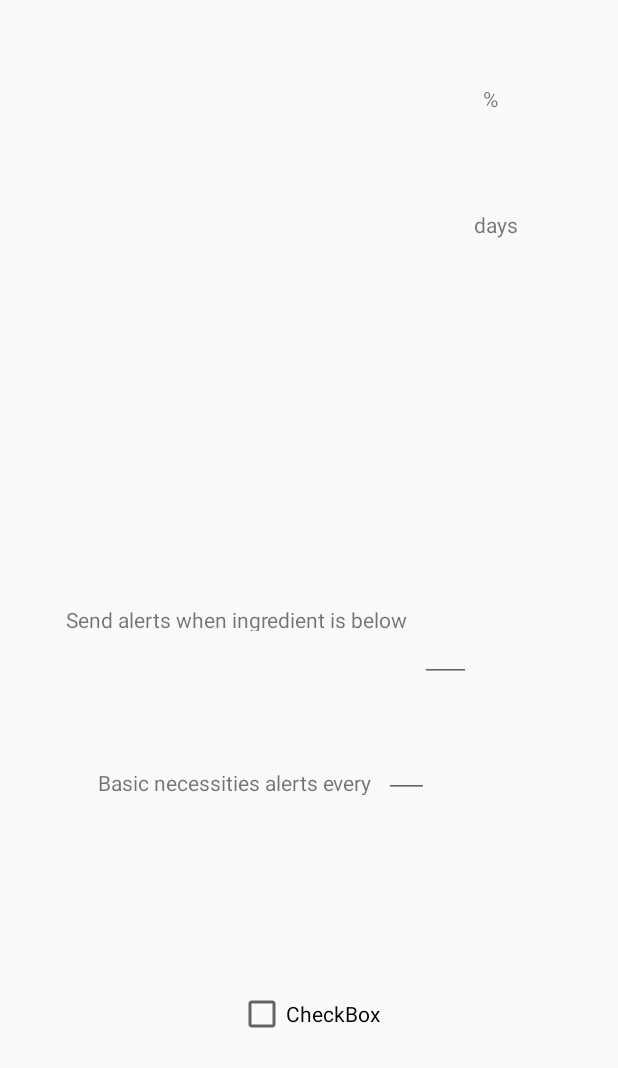
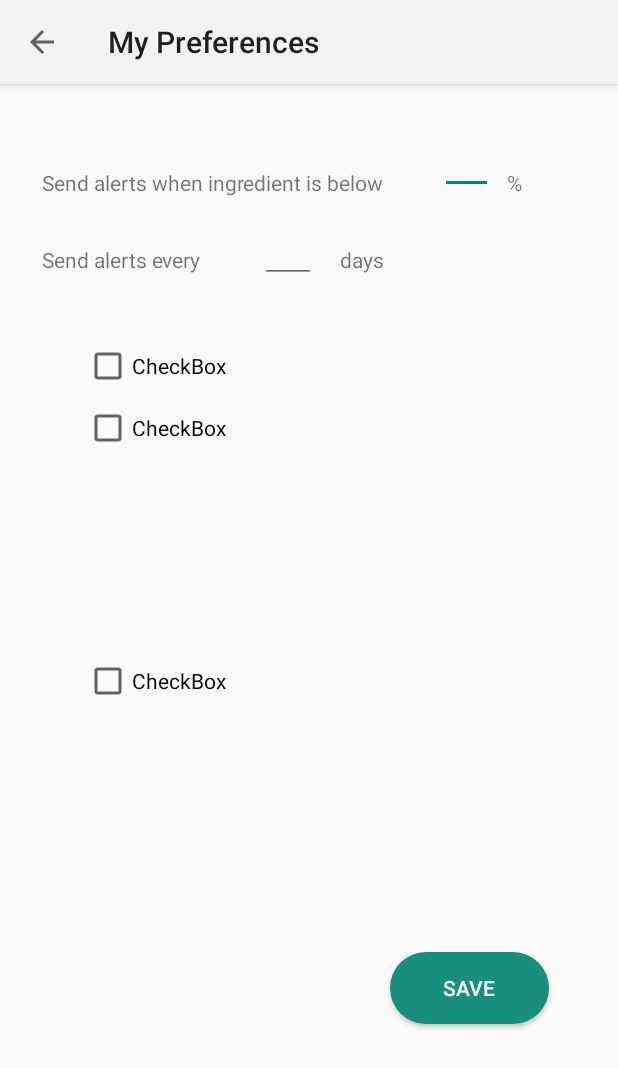
Before and after one commit to TeamFoodie/epantry, an Android app: the MyPreferencesActivity screen opened directly, with no data from a screen before it, on a phone screen of 412 x 824 dp. Shown: the top 1068 px of the screen. Run offline under Robolectric (Android 15) with nearby library versions, the phone set to English and light mode, and no system bars.

Commit message:
Base UI of MyPreferences class, navigation drawer now links to MyPreferences activity screen

```diff
--- a/epantry/app/src/main/AndroidManifest.xml
+++ b/epantry/app/src/main/AndroidManifest.xml
@@ -32,7 +32,10 @@
                 <category android:name="android.intent.category.LAUNCHER" />
             </intent-filter>
         </activity>
-        <activity android:name=".MyPreferencesActivity"></activity>
+        <activity android:name=".MyPreferencesActivity"
+            android:label="@string/app_name"
+            android:theme="@style/AppTheme">
+        </activity>
         <activity android:name=".PantryScannerActivity"></activity>
         <activity android:name=".SignupFormActivity"></activity>
         <activity
--- a/epantry/app/src/main/java/com/example/teamfoodie/epantry/MyPreferencesActivity.java
+++ b/epantry/app/src/main/java/com/example/teamfoodie/epantry/MyPreferencesActivity.java
@@ -1,9 +1,20 @@
-//for String : arrayList { new Checkbox(); }
+//TODO:
+//1) get Title for each ingredient in pantry
+//          - for String : arrayList { new Checkbox(); }
+//2) checkboxes:
+//      * if ticked:
+//              - calculateThreshold()
+//              - set each ingredient's threshold to "threshold"
+//              - boolean priority = true
+//      * if priority == true
+//              - ... send alert to phone every "alertDays"
+//3) add when back button clicked...
 
 package com.example.teamfoodie.epantry;
 
 import android.os.Bundle;
 import android.support.v7.app.AppCompatActivity;
+import android.support.v7.widget.Toolbar;
 
 public class MyPreferencesActivity extends AppCompatActivity{
 
@@ -12,6 +23,12 @@ public class MyPreferencesActivity extends AppCompatActivity{
         super.onCreate(savedInstanceState);
         setContentView(R.layout.my_preferences);
 
+        Toolbar toolbar = findViewById(R.id.toolbar);
+        setSupportActionBar(toolbar);
+
+        getSupportActionBar().setTitle("My Preferences"); // for set actionbar title
+        getSupportActionBar().setDisplayHomeAsUpEnabled(true); // for add back arrow in action bar
+
         System.out.println("Loaded class");
     }
 }
--- /dev/null
+++ b/epantry/app/src/main/res/drawable/round_button.xml
@@ -0,0 +1,5 @@
+<shape xmlns:android="http://schemas.android.com/apk/res/android"
+    android:shape="rectangle">
+    <solid android:color="@color/buttonColor" />
+    <corners android:radius="35dp" />
+</shape>
--- a/epantry/app/src/main/res/layout/my_preferences.xml
+++ b/epantry/app/src/main/res/layout/my_preferences.xml
@@ -1,125 +1,151 @@
 <?xml version="1.0" encoding="utf-8"?>
-<android.support.constraint.ConstraintLayout xmlns:android="http://schemas.android.com/apk/res/android"
+<android.support.constraint.ConstraintLayout
+    xmlns:android="http://schemas.android.com/apk/res/android"
     xmlns:app="http://schemas.android.com/apk/res-auto"
     xmlns:tools="http://schemas.android.com/tools"
+    android:theme="@style/Theme.AppCompat.Light.DarkActionBar"
     android:layout_width="match_parent"
     android:layout_height="match_parent">
 
+    <include
+        layout="@layout/toolbar"
+        android:id="@+id/toolbar"/>
 
     <TextView
-        android:id="@+id/textView8"
+        android:id="@+id/textView4"
         android:layout_width="wrap_content"
         android:layout_height="wrap_content"
-        android:layout_marginEnd="80dp"
-        android:layout_marginLeft="8dp"
-        android:layout_marginRight="80dp"
-        android:layout_marginStart="8dp"
-        android:layout_marginTop="56dp"
+        android:layout_marginLeft="28dp"
+        android:layout_marginStart="28dp"
+        android:layout_marginTop="112dp"
+        android:text="Send alerts when ingredient is below"
+        app:layout_constraintStart_toStartOf="parent"
+        app:layout_constraintTop_toTopOf="parent" />
+
+    <EditText
+        android:id="@+id/threshold"
+        android:layout_width="35dp"
+        android:layout_height="wrap_content"
+        android:layout_marginEnd="9dp"
+        android:layout_marginLeft="9dp"
+        android:layout_marginRight="9dp"
+        android:layout_marginStart="9dp"
+        android:layout_marginTop="84dp"
+        android:ems="10"
+        android:inputType="numberDecimal"
+        app:layout_constraintEnd_toStartOf="@+id/textView5"
+        app:layout_constraintHorizontal_bias="1.0"
+        app:layout_constraintStart_toEndOf="@+id/textView4"
+        app:layout_constraintTop_toTopOf="parent" />
+
+    <TextView
+        android:id="@+id/textView5"
+        android:layout_width="wrap_content"
+        android:layout_height="wrap_content"
+        android:layout_marginEnd="64dp"
+        android:layout_marginRight="64dp"
+        android:layout_marginTop="112dp"
         android:text="%"
         app:layout_constraintEnd_toEndOf="parent"
-        app:layout_constraintStart_toEndOf="@+id/threshold"
         app:layout_constraintTop_toTopOf="parent" />
 
-    <android.support.v7.widget.RecyclerView
-        android:id="@+id/lowStock"
-        android:layout_width="210dp"
+    <TextView
+        android:id="@+id/textView6"
+        android:layout_width="wrap_content"
         android:layout_height="wrap_content"
-        android:background="@drawable/shape_bg_material"
+        android:layout_marginEnd="8dp"
+        android:layout_marginLeft="28dp"
+        android:layout_marginRight="8dp"
+        android:layout_marginStart="28dp"
+        android:layout_marginTop="32dp"
+        android:text="Send alerts every"
+        app:layout_constraintEnd_toStartOf="@+id/alertDays"
+        app:layout_constraintHorizontal_bias="0.0"
+        app:layout_constraintStart_toStartOf="parent"
+        app:layout_constraintTop_toBottomOf="@+id/textView4" />
+
+    <EditText
+        android:id="@+id/alertDays"
+        android:layout_width="37dp"
+        android:layout_height="wrap_content"
+        android:layout_marginEnd="16dp"
+        android:layout_marginRight="16dp"
+        android:layout_marginTop="12dp"
+        android:ems="10"
+        android:inputType="numberDecimal"
+        app:layout_constraintEnd_toStartOf="@+id/textView7"
+        app:layout_constraintTop_toBottomOf="@+id/textView4" />
+
+    <TextView
+        android:id="@+id/textView7"
+        android:layout_width="wrap_content"
+        android:layout_height="wrap_content"
+        android:layout_marginEnd="156dp"
+        android:layout_marginRight="156dp"
+        android:layout_marginTop="32dp"
+        android:text="days"
+        app:layout_constraintEnd_toEndOf="parent"
+        app:layout_constraintTop_toBottomOf="@+id/textView4" />
+
+    <Button
+        android:id="@+id/saveButton"
+        android:layout_width="106dp"
+        android:layout_height="wrap_content"
+        android:layout_marginBottom="13dp"
+        android:layout_marginEnd="41dp"
+        android:layout_marginLeft="255dp"
+        android:layout_marginRight="41dp"
+        android:layout_marginStart="255dp"
+        android:layout_marginTop="375dp"
+        android:background="@drawable/round_button"
+        android:text="Save"
+        android:textColor="@android:color/white"
         app:layout_constraintBottom_toBottomOf="parent"
         app:layout_constraintEnd_toEndOf="parent"
         app:layout_constraintStart_toStartOf="parent"
-        app:layout_constraintTop_toBottomOf="@+id/checkBox"
-        app:layout_constraintVertical_bias="0.32999998" />
+        app:layout_constraintTop_toBottomOf="@+id/textView5" />
 
     <CheckBox
         android:id="@+id/checkBox"
         android:layout_width="wrap_content"
         android:layout_height="wrap_content"
+        android:layout_marginEnd="248dp"
+        android:layout_marginLeft="42dp"
+        android:layout_marginRight="248dp"
+        android:layout_marginStart="42dp"
+        android:layout_marginTop="45dp"
         android:text="CheckBox"
-        app:layout_constraintBottom_toTopOf="@+id/lowStock"
         app:layout_constraintEnd_toEndOf="parent"
         app:layout_constraintStart_toStartOf="parent"
         app:layout_constraintTop_toBottomOf="@+id/textView6" />
 
-    <TextView
-        android:id="@+id/textView5"
+    <CheckBox
+        android:id="@+id/checkBox2"
         android:layout_width="wrap_content"
-        android:layout_height="17dp"
-        android:layout_marginEnd="140dp"
-        android:layout_marginRight="140dp"
-        android:text="Send alerts when ingredient is below"
+        android:layout_height="wrap_content"
+        android:layout_marginEnd="248dp"
+        android:layout_marginLeft="42dp"
+        android:layout_marginRight="248dp"
+        android:layout_marginStart="42dp"
+        android:layout_marginTop="9dp"
+        android:text="CheckBox"
+        app:layout_constraintEnd_toEndOf="parent"
+        app:layout_constraintStart_toStartOf="parent"
+        app:layout_constraintTop_toBottomOf="@+id/checkBox" />
+
+    <CheckBox
+        android:id="@+id/checkBox3"
+        android:layout_width="wrap_content"
+        android:layout_height="wrap_content"
+        android:layout_marginBottom="227dp"
+        android:layout_marginEnd="248dp"
+        android:layout_marginLeft="42dp"
+        android:layout_marginRight="248dp"
+        android:layout_marginStart="42dp"
+        android:layout_marginTop="9dp"
+        android:text="CheckBox"
         app:layout_constraintBottom_toBottomOf="parent"
         app:layout_constraintEnd_toEndOf="parent"
-        app:layout_constraintRight_toRightOf="parent"
-        app:layout_constraintTop_toTopOf="parent" />
-
-    <TextView
-        android:id="@+id/textView6"
-        android:layout_width="wrap_content"
-        android:layout_height="18dp"
-        android:layout_marginBottom="64dp"
-        android:layout_marginEnd="72dp"
-        android:layout_marginLeft="65dp"
-        android:layout_marginRight="72dp"
-        android:layout_marginStart="65dp"
-        android:layout_marginTop="25dp"
-        android:text="Basic necessities alerts every"
-        app:layout_constraintBottom_toTopOf="@+id/checkBox"
-        app:layout_constraintEnd_toEndOf="parent"
-        app:layout_constraintHorizontal_bias="0.0"
         app:layout_constraintStart_toStartOf="parent"
-        app:layout_constraintTop_toBottomOf="@+id/textView5" />
-
-    <EditText
-        android:id="@+id/threshold"
-        android:layout_width="34dp"
-        android:layout_height="wrap_content"
-        android:layout_marginBottom="57dp"
-        android:layout_marginEnd="66dp"
-        android:layout_marginLeft="2dp"
-        android:layout_marginRight="66dp"
-        android:layout_marginStart="2dp"
-        android:layout_marginTop="74dp"
-        android:ems="10"
-        android:inputType="numberDecimal"
-        android:textSize="14sp"
-        app:layout_constraintBottom_toTopOf="@+id/textView6"
-        app:layout_constraintEnd_toEndOf="parent"
-        app:layout_constraintHorizontal_bias="0.16"
-        app:layout_constraintStart_toEndOf="@+id/textView5"
-        app:layout_constraintTop_toTopOf="parent"
-        app:layout_constraintVertical_bias="1.0" />
-
-    <EditText
-        android:id="@+id/alertDays"
-        android:layout_width="30dp"
-        android:layout_height="wrap_content"
-        android:layout_marginEnd="104dp"
-        android:layout_marginLeft="8dp"
-        android:layout_marginRight="104dp"
-        android:layout_marginStart="8dp"
-        android:ems="10"
-        android:inputType="numberDecimal"
-        android:textSize="14sp"
-        app:layout_constraintBottom_toTopOf="@+id/lowStock"
-        app:layout_constraintEnd_toEndOf="parent"
-        app:layout_constraintHorizontal_bias="0.0"
-        app:layout_constraintStart_toEndOf="@+id/textView6"
-        app:layout_constraintTop_toBottomOf="@+id/textView5"
-        app:layout_constraintVertical_bias="0.24" />
-
-    <TextView
-        android:id="@+id/textView7"
-        android:layout_width="wrap_content"
-        android:layout_height="wrap_content"
-        android:layout_marginEnd="56dp"
-        android:layout_marginLeft="19dp"
-        android:layout_marginRight="56dp"
-        android:layout_marginStart="19dp"
-        android:layout_marginTop="140dp"
-        android:text="days"
-        app:layout_constraintEnd_toEndOf="parent"
-        app:layout_constraintStart_toEndOf="@+id/alertDays"
-        app:layout_constraintTop_toTopOf="parent" />
-
+        app:layout_constraintTop_toBottomOf="@+id/checkBox2" />
 </android.support.constraint.ConstraintLayout>
--- /dev/null
+++ b/epantry/app/src/main/res/layout/toolbar.xml
@@ -0,0 +1,9 @@
+<?xml version="1.0" encoding="utf-8"?>
+<android.support.v7.widget.Toolbar
+    xmlns:android="http://schemas.android.com/apk/res/android"
+    android:layout_width="match_parent"
+    android:layout_height="wrap_content"
+    android:background="@color/colorPrimary"
+    android:elevation="4dp">
+
+</android.support.v7.widget.Toolbar>
--- a/epantry/app/src/main/res/values/colors.xml
+++ b/epantry/app/src/main/res/values/colors.xml
@@ -1,6 +1,6 @@
 <?xml version="1.0" encoding="utf-8"?>
 <resources>
-    <color name="colorPrimary">#0f28b7</color>
+    <color name="colorPrimary">#f2f2f2</color>
     <color name="colorPrimaryDark">#ffffff</color>
     <color name="colorAccent">#00d9a9b9</color>
     <color name="buttonColor">#168f7c</color>
--- a/epantry/app/src/main/res/values/styles.xml
+++ b/epantry/app/src/main/res/values/styles.xml
@@ -3,6 +3,16 @@
     <style name="AppTheme" parent="Theme.AppCompat.Light.NoActionBar">
         <item name="drawerArrowStyle">@style/DrawerArrowStyle</item>
     </style>
+
+    <style name="NavTheme" parent="Theme.AppCompat.Light.DarkActionBar">
+       <item name="colorPrimary">@color/colorPrimary</item>
+        <item name="colorPrimaryDark">@color/colorPrimaryDark</item>
+        <item name="colorAccent">@color/colorAccent</item>
+        <item name="android:textColor">@color/colorPrimary</item>
+        <item name="windowActionBar">false</item>
+        <item name="windowNoTitle">true</item>
+    </style>
+
 
     <style name="DrawerArrowStyle" parent="Widget.AppCompat.DrawerArrowToggle">
         <item name="spinBars">true</item>
```
